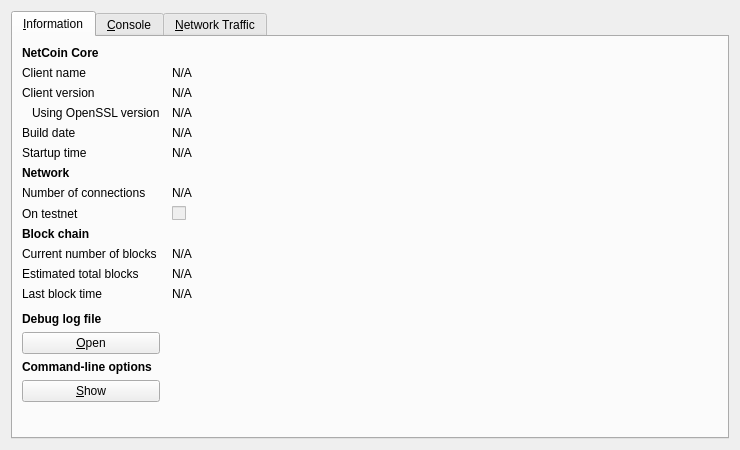
Meee32/net2-1, file src/qt/forms/rpcconsole.ui: the form before one commit.
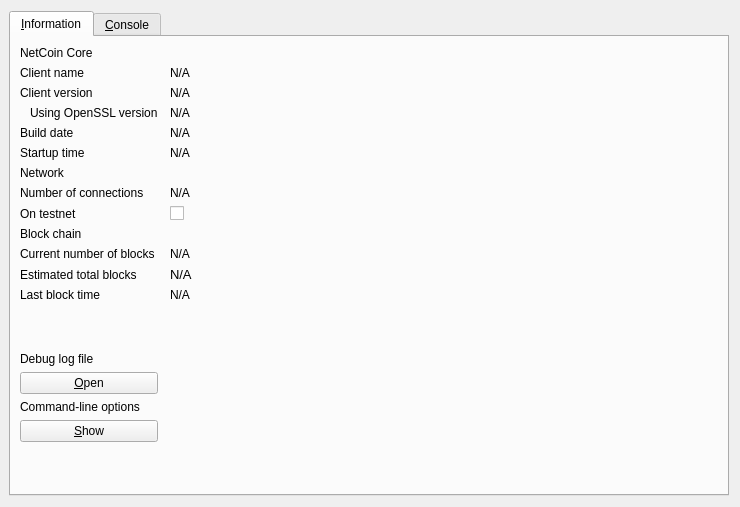
The form after the commit. The open tabs and pages were chosen to show the change. Icons and pictures are not drawn. Custom widgets are drawn as their Qt base class.

```diff
--- a/src/qt/forms/rpcconsole.ui
+++ b/src/qt/forms/rpcconsole.ui
@@ -7,13 +7,16 @@
     <x>0</x>
     <y>0</y>
     <width>740</width>
-    <height>450</height>
+    <height>507</height>
    </rect>
   </property>
   <property name="windowTitle">
    <string>NetCoin - Debug window</string>
   </property>
   <layout class="QVBoxLayout" name="verticalLayout_2">
+   <property name="leftMargin">
+    <number>9</number>
+   </property>
    <item>
     <widget class="QTabWidget" name="tabWidget">
      <property name="currentIndex">
@@ -29,12 +32,6 @@
        </property>
        <item row="0" column="0">
         <widget class="QLabel" name="label_9">
-         <property name="font">
-          <font>
-           <weight>75</weight>
-           <bold>true</bold>
-          </font>
-         </property>
          <property name="text">
           <string>NetCoin Core</string>
          </property>
@@ -160,12 +157,6 @@
        </item>
        <item row="6" column="0">
         <widget class="QLabel" name="label_11">
-         <property name="font">
-          <font>
-           <weight>75</weight>
-           <bold>true</bold>
-          </font>
-         </property>
          <property name="text">
           <string>Network</string>
          </property>
@@ -204,7 +195,7 @@
        <item row="8" column="1">
         <widget class="QCheckBox" name="isTestNet">
          <property name="enabled">
-          <bool>false</bool>
+          <bool>true</bool>
          </property>
          <property name="text">
           <string/>
@@ -213,12 +204,6 @@
        </item>
        <item row="9" column="0">
         <widget class="QLabel" name="label_10">
-         <property name="font">
-          <font>
-           <weight>75</weight>
-           <bold>true</bold>
-          </font>
-         </property>
          <property name="text">
           <string>Block chain</string>
          </property>
@@ -256,6 +241,11 @@
        </item>
        <item row="11" column="1">
         <widget class="QLabel" name="totalBlocks">
+         <property name="font">
+          <font>
+           <pointsize>10</pointsize>
+          </font>
+         </property>
          <property name="cursor">
           <cursorShape>IBeamCursor</cursorShape>
          </property>
@@ -295,6 +285,124 @@
        </item>
        <item row="13" column="0">
         <spacer name="verticalSpacer_2">
+         <property name="palette">
+          <palette>
+           <active>
+            <colorrole role="WindowText">
+             <brush brushstyle="SolidPattern">
+              <color alpha="255">
+               <red>255</red>
+               <green>170</green>
+               <blue>0</blue>
+              </color>
+             </brush>
+            </colorrole>
+            <colorrole role="Button">
+             <brush brushstyle="SolidPattern">
+              <color alpha="255">
+               <red>255</red>
+               <green>170</green>
+               <blue>0</blue>
+              </color>
+             </brush>
+            </colorrole>
+            <colorrole role="Text">
+             <brush brushstyle="SolidPattern">
+              <color alpha="255">
+               <red>255</red>
+               <green>170</green>
+               <blue>0</blue>
+              </color>
+             </brush>
+            </colorrole>
+            <colorrole role="ButtonText">
+             <brush brushstyle="SolidPattern">
+              <color alpha="255">
+               <red>255</red>
+               <green>170</green>
+               <blue>0</blue>
+              </color>
+             </brush>
+            </colorrole>
+           </active>
+           <inactive>
+            <colorrole role="WindowText">
+             <brush brushstyle="SolidPattern">
+              <color alpha="255">
+               <red>255</red>
+               <green>170</green>
+               <blue>0</blue>
+              </color>
+             </brush>
+            </colorrole>
+            <colorrole role="Button">
+             <brush brushstyle="SolidPattern">
+              <color alpha="255">
+               <red>255</red>
+               <green>170</green>
+               <blue>0</blue>
+              </color>
+             </brush>
+            </colorrole>
+            <colorrole role="Text">
+             <brush brushstyle="SolidPattern">
+              <color alpha="255">
+               <red>255</red>
+               <green>170</green>
+               <blue>0</blue>
+              </color>
+             </brush>
+            </colorrole>
+            <colorrole role="ButtonText">
+             <brush brushstyle="SolidPattern">
+              <color alpha="255">
+               <red>255</red>
+               <green>170</green>
+               <blue>0</blue>
+              </color>
+             </brush>
+            </colorrole>
+           </inactive>
+           <disabled>
+            <colorrole role="WindowText">
+             <brush brushstyle="SolidPattern">
+              <color alpha="255">
+               <red>159</red>
+               <green>158</green>
+               <blue>158</blue>
+              </color>
+             </brush>
+            </colorrole>
+            <colorrole role="Button">
+             <brush brushstyle="SolidPattern">
+              <color alpha="255">
+               <red>255</red>
+               <green>170</green>
+               <blue>0</blue>
+              </color>
+             </brush>
+            </colorrole>
+            <colorrole role="Text">
+             <brush brushstyle="SolidPattern">
+              <color alpha="255">
+               <red>159</red>
+               <green>158</green>
+               <blue>158</blue>
+              </color>
+             </brush>
+            </colorrole>
+            <colorrole role="ButtonText">
+             <brush brushstyle="SolidPattern">
+              <color alpha="255">
+               <red>159</red>
+               <green>158</green>
+               <blue>158</blue>
+              </color>
+             </brush>
+            </colorrole>
+           </disabled>
+          </palette>
+         </property>
          <property name="orientation">
           <enum>Qt::Vertical</enum>
          </property>
@@ -308,12 +416,6 @@
        </item>
        <item row="14" column="0">
         <widget class="QLabel" name="labelDebugLogfile">
-         <property name="font">
-          <font>
-           <weight>75</weight>
-           <bold>true</bold>
-          </font>
-         </property>
          <property name="text">
           <string>Debug log file</string>
          </property>
@@ -334,12 +436,6 @@
        </item>
        <item row="16" column="0">
         <widget class="QLabel" name="labelCLOptions">
-         <property name="font">
-          <font>
-           <weight>75</weight>
-           <bold>true</bold>
-          </font>
-         </property>
          <property name="text">
           <string>Command-line options</string>
          </property>
@@ -360,6 +456,124 @@
        </item>
        <item row="18" column="0">
         <spacer name="verticalSpacer">
+         <property name="palette">
+          <palette>
+           <active>
+            <colorrole role="WindowText">
+             <brush brushstyle="SolidPattern">
+              <color alpha="255">
+               <red>255</red>
+               <green>170</green>
+               <blue>0</blue>
+              </color>
+             </brush>
+            </colorrole>
+            <colorrole role="Button">
+             <brush brushstyle="SolidPattern">
+              <color alpha="255">
+               <red>255</red>
+               <green>170</green>
+               <blue>0</blue>
+              </color>
+             </brush>
+            </colorrole>
+            <colorrole role="Text">
+             <brush brushstyle="SolidPattern">
+              <color alpha="255">
+               <red>255</red>
+               <green>170</green>
+               <blue>0</blue>
+              </color>
+             </brush>
+            </colorrole>
+            <colorrole role="ButtonText">
+             <brush brushstyle="SolidPattern">
+              <color alpha="255">
+               <red>255</red>
+               <green>170</green>
+               <blue>0</blue>
+              </color>
+             </brush>
+            </colorrole>
+           </active>
+           <inactive>
+            <colorrole role="WindowText">
+             <brush brushstyle="SolidPattern">
+              <color alpha="255">
+               <red>255</red>
+               <green>170</green>
+               <blue>0</blue>
+              </color>
+             </brush>
+            </colorrole>
+            <colorrole role="Button">
+             <brush brushstyle="SolidPattern">
+              <color alpha="255">
+               <red>255</red>
+               <green>170</green>
+               <blue>0</blue>
+              </color>
+             </brush>
+            </colorrole>
+            <colorrole role="Text">
+             <brush brushstyle="SolidPattern">
+              <color alpha="255">
+               <red>255</red>
+               <green>170</green>
+               <blue>0</blue>
+              </color>
+             </brush>
+            </colorrole>
+            <colorrole role="ButtonText">
+             <brush brushstyle="SolidPattern">
+              <color alpha="255">
+               <red>255</red>
+               <green>170</green>
+               <blue>0</blue>
+              </color>
+             </brush>
+            </colorrole>
+           </inactive>
+           <disabled>
+            <colorrole role="WindowText">
+             <brush brushstyle="SolidPattern">
+              <color alpha="255">
+               <red>159</red>
+               <green>158</green>
+               <blue>158</blue>
+              </color>
+             </brush>
+            </colorrole>
+            <colorrole role="Button">
+             <brush brushstyle="SolidPattern">
+              <color alpha="255">
+               <red>255</red>
+               <green>170</green>
+               <blue>0</blue>
+              </color>
+             </brush>
+            </colorrole>
+            <colorrole role="Text">
+             <brush brushstyle="SolidPattern">
+              <color alpha="255">
+               <red>159</red>
+               <green>158</green>
+               <blue>158</blue>
+              </color>
+             </brush>
+            </colorrole>
+            <colorrole role="ButtonText">
+             <brush brushstyle="SolidPattern">
+              <color alpha="255">
+               <red>159</red>
+               <green>158</green>
+               <blue>158</blue>
+              </color>
+             </brush>
+            </colorrole>
+           </disabled>
+          </palette>
+         </property>
          <property name="orientation">
           <enum>Qt::Vertical</enum>
          </property>
@@ -445,271 +659,10 @@
        </item>
       </layout>
      </widget>
-     <widget class="QWidget" name="tab">
-      <attribute name="title">
-       <string>&amp;Network Traffic</string>
-      </attribute>
-      <layout class="QHBoxLayout" name="horizontalLayout_3">
-       <item>
-        <layout class="QVBoxLayout" name="verticalLayout_4">
-         <item>
-          <widget class="TrafficGraphWidget" name="trafficGraph" native="true">
-           <property name="sizePolicy">
-            <sizepolicy hsizetype="Expanding" vsizetype="Expanding">
-             <horstretch>0</horstretch>
-             <verstretch>0</verstretch>
-            </sizepolicy>
-           </property>
-          </widget>
-         </item>
-         <item>
-          <layout class="QHBoxLayout" name="horizontalLayout_2">
-           <item>
-            <widget class="QSlider" name="sldGraphRange">
-             <property name="minimum">
-              <number>1</number>
-             </property>
-             <property name="maximum">
-              <number>288</number>
-             </property>
-             <property name="pageStep">
-              <number>12</number>
-             </property>
-             <property name="value">
-              <number>6</number>
-             </property>
-             <property name="orientation">
-              <enum>Qt::Horizontal</enum>
-             </property>
-            </widget>
-           </item>
-           <item>
-            <widget class="QLabel" name="lblGraphRange">
-             <property name="minimumSize">
-              <size>
-               <width>100</width>
-               <height>0</height>
-              </size>
-             </property>
-             <property name="alignment">
-              <set>Qt::AlignCenter</set>
-             </property>
-            </widget>
-           </item>
-           <item>
-            <widget class="QPushButton" name="btnClearTrafficGraph">
-             <property name="text">
-              <string>&amp;Clear</string>
-             </property>
-            </widget>
-           </item>
-          </layout>
-         </item>
-        </layout>
-       </item>
-       <item>
-        <layout class="QVBoxLayout" name="verticalLayout">
-         <item>
-          <widget class="QGroupBox" name="groupBox">
-           <property name="title">
-            <string>Totals</string>
-           </property>
-           <layout class="QVBoxLayout" name="verticalLayout_5">
-            <item>
-             <layout class="QHBoxLayout" name="horizontalLayout_4">
-              <item>
-               <widget class="Line" name="line">
-                <property name="sizePolicy">
-                 <sizepolicy hsizetype="Fixed" vsizetype="Fixed">
-                  <horstretch>0</horstretch>
-                  <verstretch>0</verstretch>
-                 </sizepolicy>
-                </property>
-                <property name="minimumSize">
-                 <size>
-                  <width>10</width>
-                  <height>0</height>
-                 </size>
-                </property>
-                <property name="palette">
-                 <palette>
-                  <active>
-                   <colorrole role="Light">
-                    <brush brushstyle="SolidPattern">
-                     <color alpha="255">
-                      <red>0</red>
-                      <green>255</green>
-                      <blue>0</blue>
-                     </color>
-                    </brush>
-                   </colorrole>
-                  </active>
-                  <inactive>
-                   <colorrole role="Light">
-                    <brush brushstyle="SolidPattern">
-                     <color alpha="255">
-                      <red>0</red>
-                      <green>255</green>
-                      <blue>0</blue>
-                     </color>
-                    </brush>
-                   </colorrole>
-                  </inactive>
-                  <disabled>
-                   <colorrole role="Light">
-                    <brush brushstyle="SolidPattern">
-                     <color alpha="255">
-                      <red>0</red>
-                      <green>255</green>
-                      <blue>0</blue>
-                     </color>
-                    </brush>
-                   </colorrole>
-                  </disabled>
-                 </palette>
-                </property>
-                <property name="orientation">
-                 <enum>Qt::Horizontal</enum>
-                </property>
-               </widget>
-              </item>
-              <item>
-               <widget class="QLabel" name="label_16">
-                <property name="text">
-                 <string>In:</string>
-                </property>
-               </widget>
-              </item>
-              <item>
-               <widget class="QLabel" name="lblBytesIn">
-                <property name="minimumSize">
-                 <size>
-                  <width>50</width>
-                  <height>0</height>
-                 </size>
-                </property>
-                <property name="alignment">
-                 <set>Qt::AlignRight|Qt::AlignTrailing|Qt::AlignVCenter</set>
-                </property>
-               </widget>
-              </item>
-             </layout>
-            </item>
-            <item>
-             <layout class="QHBoxLayout" name="horizontalLayout_5">
-              <item>
-               <widget class="Line" name="line_2">
-                <property name="sizePolicy">
-                 <sizepolicy hsizetype="Fixed" vsizetype="Fixed">
-                  <horstretch>0</horstretch>
-                  <verstretch>0</verstretch>
-                 </sizepolicy>
-                </property>
-                <property name="minimumSize">
-                 <size>
-                  <width>10</width>
-                  <height>0</height>
-                 </size>
-                </property>
-                <property name="palette">
-                 <palette>
-                  <active>
-                   <colorrole role="Light">
-                    <brush brushstyle="SolidPattern">
-                     <color alpha="255">
-                      <red>255</red>
-                      <green>0</green>
-                      <blue>0</blue>
-                     </color>
-                    </brush>
-                   </colorrole>
-                  </active>
-                  <inactive>
-                   <colorrole role="Light">
-                    <brush brushstyle="SolidPattern">
-                     <color alpha="255">
-                      <red>255</red>
-                      <green>0</green>
-                      <blue>0</blue>
-                     </color>
-                    </brush>
-                   </colorrole>
-                  </inactive>
-                  <disabled>
-                   <colorrole role="Light">
-                    <brush brushstyle="SolidPattern">
-                     <color alpha="255">
-                      <red>255</red>
-                      <green>0</green>
-                      <blue>0</blue>
-                     </color>
-                    </brush>
-                   </colorrole>
-                  </disabled>
-                 </palette>
-                </property>
-                <property name="orientation">
-                 <enum>Qt::Horizontal</enum>
-                </property>
-               </widget>
-              </item>
-              <item>
-               <widget class="QLabel" name="label_17">
-                <property name="text">
-                 <string>Out:</string>
-                </property>
-               </widget>
-              </item>
-              <item>
-               <widget class="QLabel" name="lblBytesOut">
-                <property name="minimumSize">
-                 <size>
-                  <width>50</width>
-                  <height>0</height>
-                 </size>
-                </property>
-                <property name="alignment">
-                 <set>Qt::AlignRight|Qt::AlignTrailing|Qt::AlignVCenter</set>
-                </property>
-               </widget>
-              </item>
-             </layout>
-            </item>
-            <item>
-             <spacer name="verticalSpacer_4">
-              <property name="orientation">
-               <enum>Qt::Vertical</enum>
-              </property>
-              <property name="sizeHint" stdset="0">
-               <size>
-                <width>20</width>
-                <height>407</height>
-               </size>
-              </property>
-             </spacer>
-            </item>
-           </layout>
-          </widget>
-         </item>
-        </layout>
-       </item>
-      </layout>
-     </widget>
     </widget>
    </item>
   </layout>
  </widget>
- <customwidgets>
-  <customwidget>
-   <class>TrafficGraphWidget</class>
-   <extends>QWidget</extends>
-   <header>trafficgraphwidget.h</header>
-   <container>1</container>
-   <slots>
-    <slot>clear()</slot>
-   </slots>
-  </customwidget>
- </customwidgets>
  <resources>
   <include location="../bitcoin.qrc"/>
  </resources>
```
Left out of the diff: 8 changed lines with no effect on the pictures.
